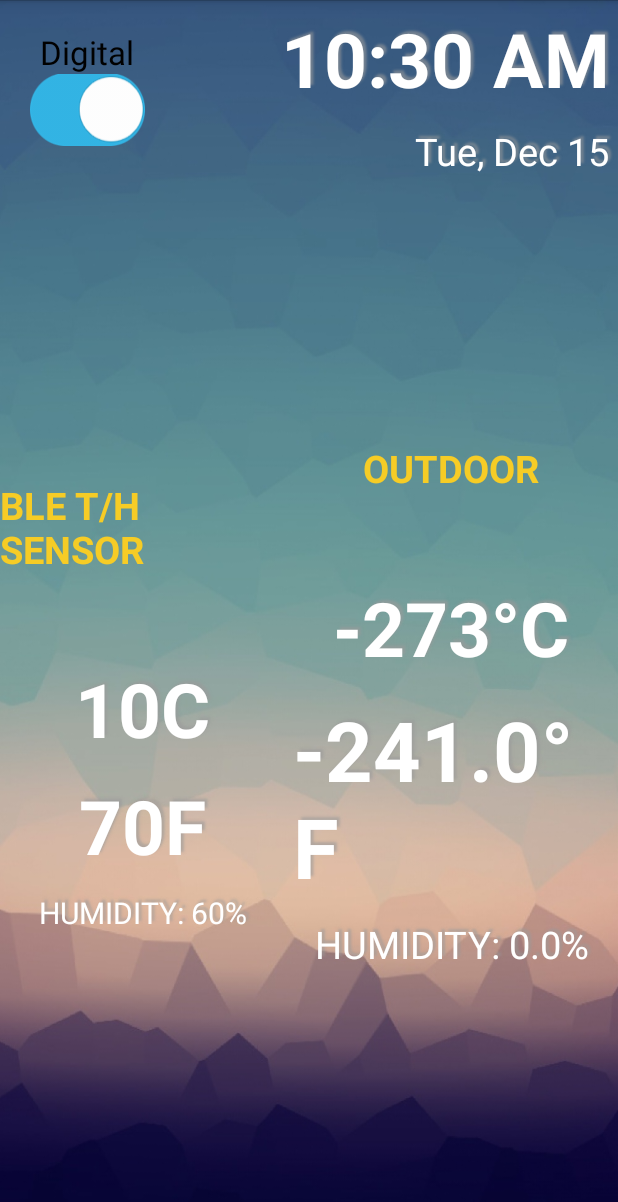
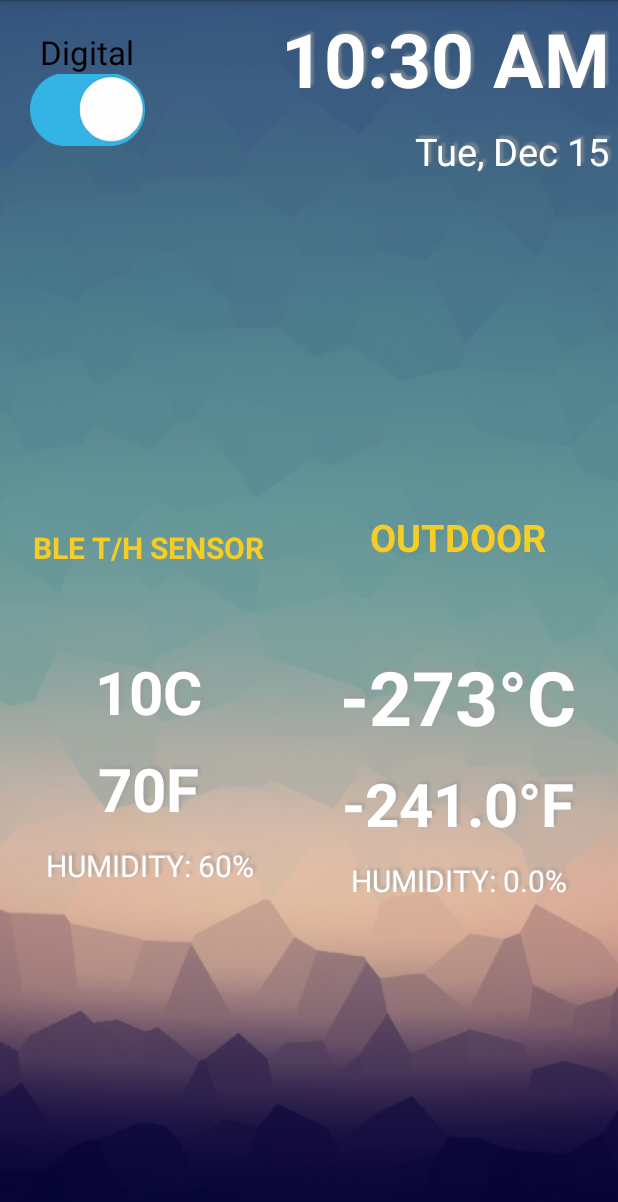
Before and after one commit to yujboss/BLEdevice, an Android app: the DeviceControlActivity screen opened directly, with no data from a screen before it, on a phone screen of 412 x 824 dp. Shown: the top 1202 px of the screen. Run offline under Robolectric (Android 15) with nearby library versions, the phone set to English and light mode, and no system bars; 10 statements that could not run were skipped.

Commit message:
BLEDevice modified

```diff
--- a/Application/src/main/java/com/example/android/bluetoothlegatt/BluetoothLeService.java
+++ b/Application/src/main/java/com/example/android/bluetoothlegatt/BluetoothLeService.java
@@ -18,6 +18,8 @@ import android.util.Log;
 
 import java.util.List;
 import java.util.UUID;
+
+//Created 15.12.2015 Khurshid Aliev
 
 /**
  * Service for managing connection and data communication with a GATT server hosted on a
--- a/Application/src/main/java/com/example/android/bluetoothlegatt/DeviceControlActivity.java
+++ b/Application/src/main/java/com/example/android/bluetoothlegatt/DeviceControlActivity.java
@@ -15,6 +15,9 @@
  */
 
 package com.example.android.bluetoothlegatt;
+//
+// Created 15.12.2015 Khurshid Aliev
+//
 
 /**
  * For a given BLE device, this Activity provides the user interface to connect, display data,
--- a/Application/src/main/java/com/example/android/bluetoothlegatt/DeviceScanActivity.java
+++ b/Application/src/main/java/com/example/android/bluetoothlegatt/DeviceScanActivity.java
@@ -38,7 +38,7 @@ import android.widget.Toast;
 
 import java.util.ArrayList;
 
-
+// 15.12.2015 Created by Khurshid Aliev
 /**
  * Activity for scanning and displaying available Bluetooth LE devices.
  */
--- a/Application/src/main/res/layout/gatt_services_characteristics_layout.xml
+++ b/Application/src/main/res/layout/gatt_services_characteristics_layout.xml
@@ -78,7 +78,7 @@
                     android:text="BLE T/H SENSOR"
                     android:textAppearance="?android:attr/textAppearanceLarge"
                     android:textColor="#fff6cc26"
-                    android:textSize="25sp"
+                    android:textSize="20sp"
                     android:textStyle="bold" />
 
                 <TextView
@@ -90,7 +90,7 @@
                     android:layout_marginTop="50dp"
                     android:text="10C"
                     android:textAppearance="?android:attr/textAppearanceMedium"
-                    android:textSize="50sp" />
+                    android:textSize="40sp" />
 
                 <TextView
                     android:id="@+id/fara_text"
@@ -100,7 +100,7 @@
                     android:layout_gravity="center_horizontal"
                     android:text="70F"
                     android:textAppearance="?android:attr/textAppearanceSmall"
-                    android:textSize="50sp" />
+                    android:textSize="40sp" />
 
                 <TextView
                     android:id="@+id/humidity_text"
@@ -160,7 +160,7 @@
                     android:layout_gravity="center_horizontal"
                     android:text="70F"
                     android:textAppearance="?android:attr/textAppearanceSmall"
-                    android:textSize="55sp" />
+                    android:textSize="40sp" />
 
                 <TextView
                     android:id="@+id/humidity2_text"
@@ -175,7 +175,7 @@
                     android:singleLine="true"
                     android:text="HUMIDITY: 60%"
                     android:textAppearance="?android:attr/textAppearanceSmall"
-                    android:textSize="25sp" />
+                    android:textSize="20sp" />
             </LinearLayout>
         </LinearLayout>
 
```
Also changed, not shown: 30 other files.
